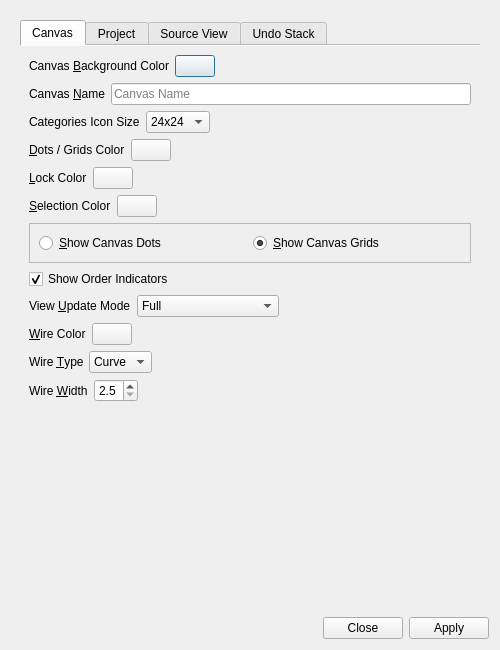
Before: the Qt Designer form UI/glitch-canvas-settings.ui in textbrowser/glitch, drawn with Qt 5.
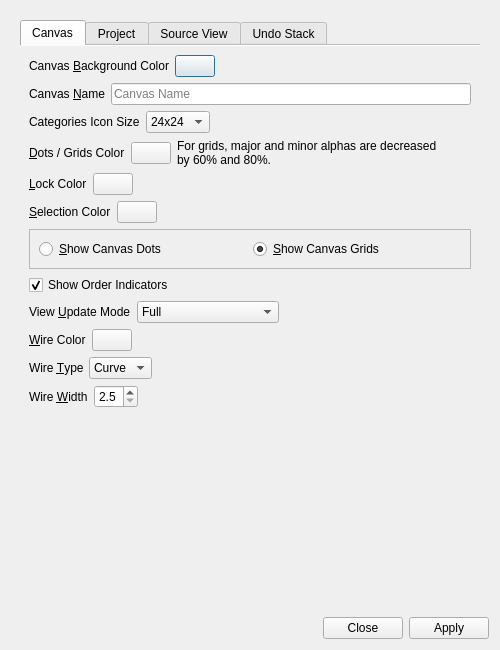
After: the same form once the commit is applied. Icons and pictures are not drawn.

Commit message: Grid alphas.

Patch:
```diff
--- a/UI/glitch-canvas-settings.ui
+++ b/UI/glitch-canvas-settings.ui
@@ -31,8 +31,8 @@
        <rect>
         <x>0</x>
         <y>0</y>
-        <width>488</width>
-        <height>594</height>
+        <width>467</width>
+        <height>656</height>
        </rect>
       </property>
       <layout class="QVBoxLayout" name="verticalLayout_2">
@@ -186,6 +186,16 @@
                </property>
               </widget>
              </item>
+             <item>
+              <widget class="QLabel" name="label_7">
+               <property name="text">
+                <string>For grids, major and minor alphas are decreased by 60% and 80%.</string>
+               </property>
+               <property name="wordWrap">
+                <bool>true</bool>
+               </property>
+              </widget>
+             </item>
              <item>
               <spacer name="horizontalSpacer_5">
                <property name="orientation">
```
The commit also changes 1 other file.
